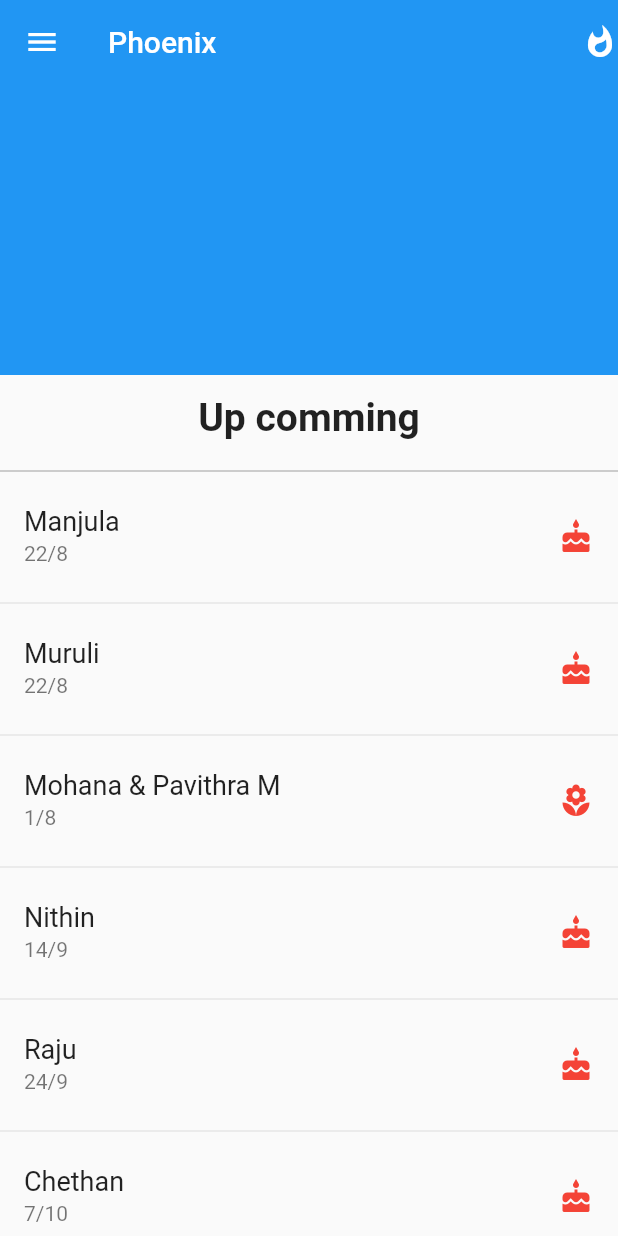
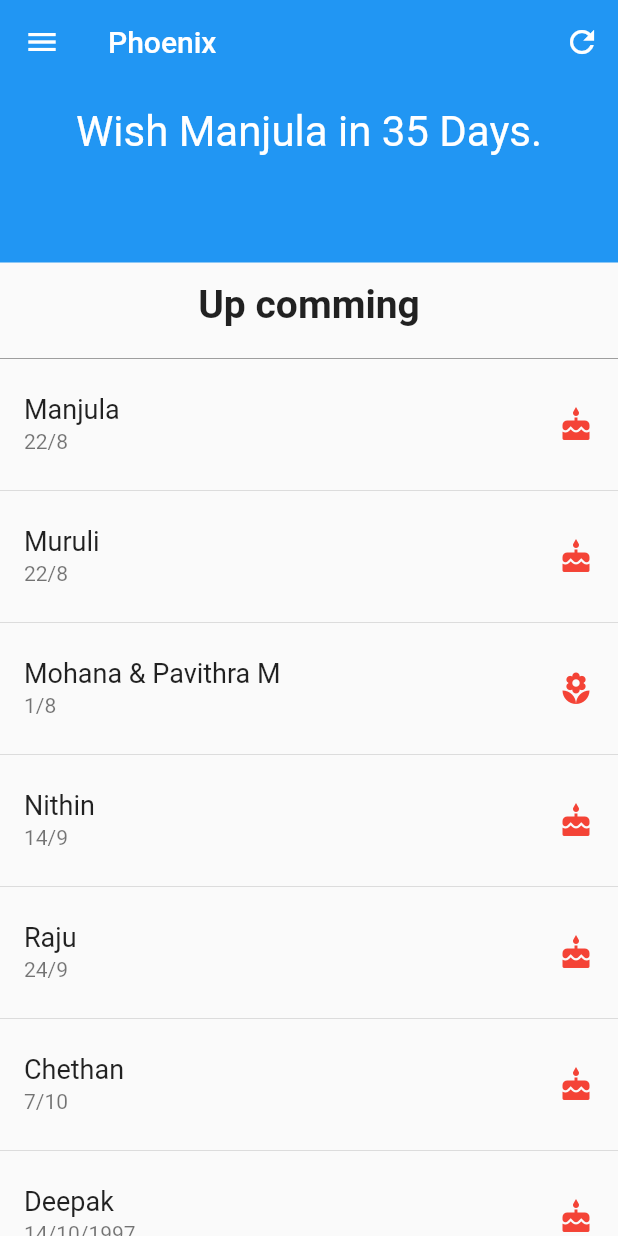
Before and after one commit to deepak-phoenix/notification, a Flutter app: the screen it shows after launch, on a phone screen of 412 x 824 dp. Run offline on Flutter 3.47's test engine with Material 2 defaults, Android fonts, the phone set to English and light mode, and no system bars; our stand-ins replace toast.

Commit message:
Add new updates

```diff
--- a/lib/Generate.dart
+++ b/lib/Generate.dart
@@ -11,21 +11,38 @@ class GenerateList extends StatefulWidget {
 class _GenerateState extends State<GenerateList> {
   @override
   Widget build(BuildContext context) {
-    var split = Utility();
-    List<Event> upcomming = split.upComming(_events);
-    List<Event> nextYear = split.nextYear(_events);
+    var utility = Utility();
+    List<Event> upcomming = utility.upComming(_events);
+    List<Event> nextYear = utility.nextYear(_events);
     return Material(
       child: CustomScrollView(
         slivers: <Widget>[
           SliverAppBar(
             pinned: true,
-            expandedHeight: 250.0,
+            expandedHeight: 175.0,
             title: Text("Phoenix"),
-            leading: Icon(Icons.menu),
+            leading: IconButton(
+              icon: Icon(Icons.menu),
+              onPressed: () {
+                writeToast("Menu", context);
+              },
+            ),
             actions: [
-              Icon(Icons.whatshot),
+              IconButton(
+                icon: Icon(Icons.refresh),
+                tooltip: "Refreshing",
+                onPressed: () {
+                  build(context);
+                  writeToast("Updating..", context);
+                },
+              )
             ],
-            // flexibleSpace: ,
+            flexibleSpace: Container(
+              child: FlexibleSpaceBar(
+                background: utility.countDownBuilder(upcomming[0]),
+              ),
+              height: double.infinity,
+            ),
           ),
           SliverList(
             delegate: sliverStringBuilder("Up comming"),
--- a/lib/Utility.dart
+++ b/lib/Utility.dart
@@ -1,18 +1,20 @@
 import 'package:flutter/material.dart';
+import 'package:toast/toast.dart';
+
 import 'Event.dart';
 
 // non-static functions
 
 class Utility {
-  final today = DateTime.now();
+  var _today = DateTime.now();
 
 // This splits the whole events into the upcomming event
   List<Event> upComming(List<Event> events) {
     List<Event> returnEvent = [];
     events.forEach((element) {
-      if (element.getEvenDate().month > today.month ||
-          (element.getEvenDate().month == today.month &&
-              element.getEvenDate().day >= today.day)) {
+      if (element.getEvenDate().month > _today.month ||
+          (element.getEvenDate().month == _today.month &&
+              element.getEvenDate().day >= _today.day)) {
         returnEvent.add(element);
       }
     });
@@ -23,13 +25,38 @@ class Utility {
   List<Event> nextYear(List<Event> events) {
     List<Event> returnEvent = [];
     events.forEach((element) {
-      if (element.getEvenDate().month < today.month ||
-          (element.getEvenDate().month == today.month &&
-              element.getEvenDate().day < today.day)) {
+      if (element.getEvenDate().month < _today.month ||
+          (element.getEvenDate().month == _today.month &&
+              element.getEvenDate().day < _today.day)) {
         returnEvent.add(element);
       }
     });
     return returnEvent;
+  }
+
+  Widget countDownBuilder(Event next) {
+    var returnString = '';
+    var eventDate =
+        DateTime(_today.year, next.getEvenDate().month, next.getEvenDate().day);
+    var numberOfDays = eventDate.difference(_today);
+    if (eventDate.compareTo(_today) == 0)
+      returnString = "Wish " + next.getName() + " today.";
+    else
+      returnString = "Wish " +
+          next.getName() +
+          " in " +
+          numberOfDays.inDays.toString() +
+          " Days.";
+    return Center(
+      child: Text(
+        returnString,
+        textAlign: TextAlign.center,
+        style: TextStyle(
+          fontSize: 28.0,
+          color: Colors.white,
+        ),
+      ),
+    );
   }
 }
 
@@ -83,3 +110,8 @@ SliverChildListDelegate sliverStringBuilder(String message) =>
         color: Colors.grey,
       )
     ]);
+
+void writeToast(String msg, BuildContext context) => Toast.show(msg, context,
+    backgroundColor: Colors.black12,
+    textColor: Colors.black,
+    border: Border.all(color: Colors.black26, width: 0.5));
--- a/lib/main.dart
+++ b/lib/main.dart
@@ -7,10 +7,9 @@ void main() => runApp(MyApp());
 class MyApp extends StatelessWidget {
   @override
   Widget build(BuildContext context) {
-    return Center(
-      child: MaterialApp(
-        theme: ThemeData.light(),
-        home: GenerateList(),
+    return MaterialApp(
+      home: Scaffold(
+        body: GenerateList(),
       ),
     );
   }
--- a/pubspec.yaml
+++ b/pubspec.yaml
@@ -28,6 +28,7 @@ dependencies:
   # The following adds the Cupertino Icons font to your application.
   # Use with the CupertinoIcons class for iOS style icons.
   cupertino_icons: ^0.1.3
+  toast: ^0.1.5
 
 dev_dependencies:
   flutter_test:
```
Also changed, not shown: pubspec.lock, 3 other files.
